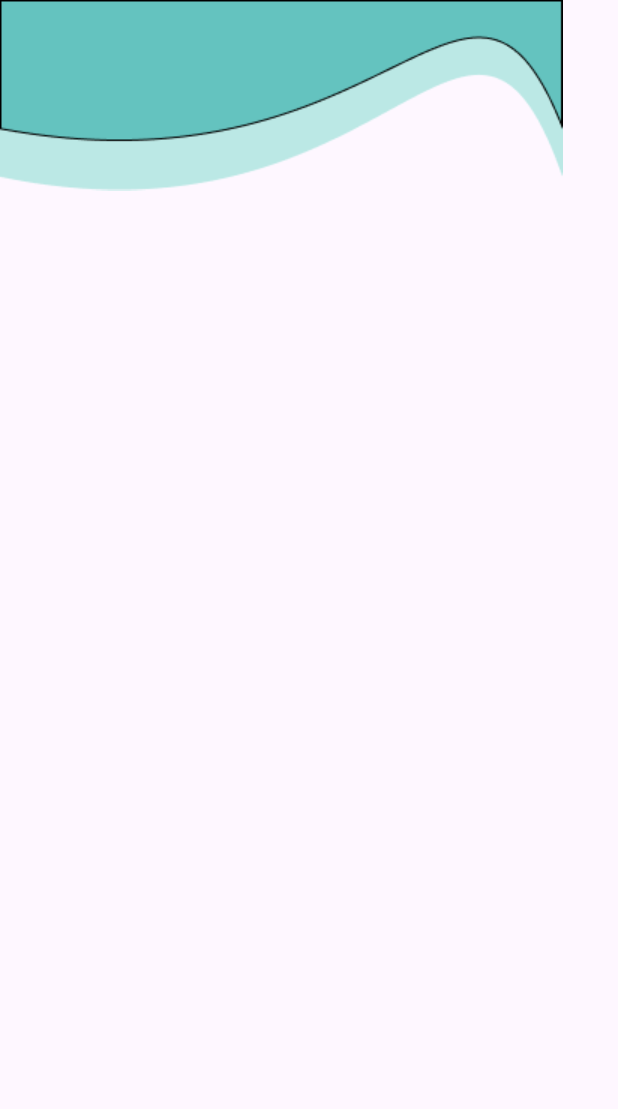
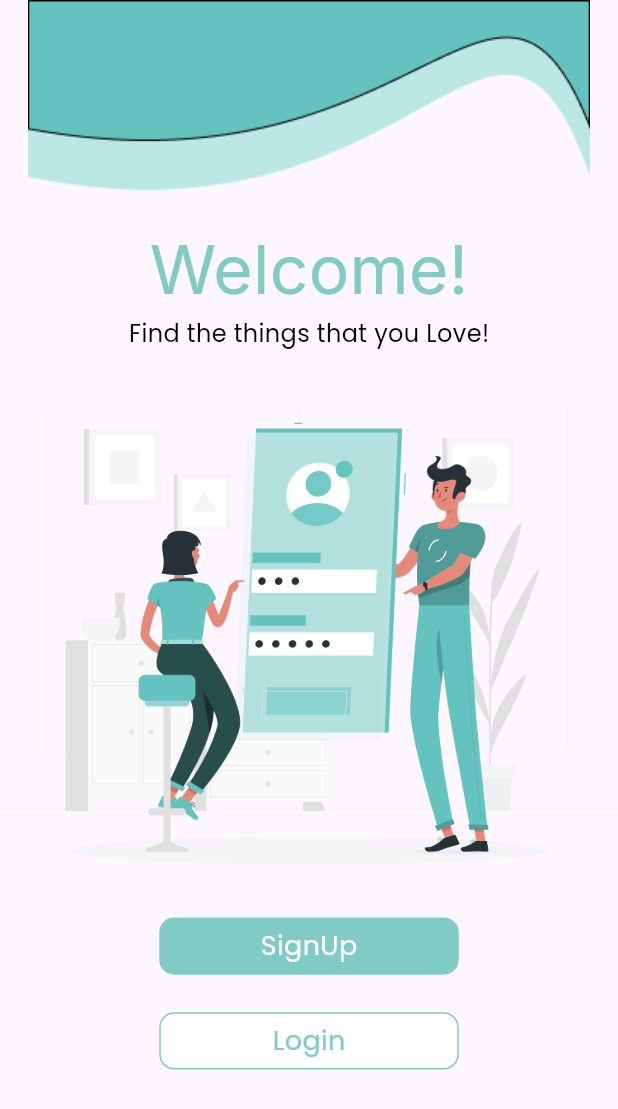
Before and after one commit to abdowqtube5-cmyk/Applacition-Devlopering, a Flutter app: the screen it shows after launch, on a phone screen of 412 x 824 dp. Shown: the top 1109 px of the screen. Run offline on Flutter 3.47's test engine with Material 3 defaults, Android fonts, the phone set to English and light mode, and no system bars; our stand-ins replace get, google_fonts.

Commit message:
welcome version

```diff
--- a/lib/screen/welcome_screen.dart
+++ b/lib/screen/welcome_screen.dart
@@ -1,4 +1,6 @@
 import 'package:flutter/material.dart';
+import 'package:google_fonts/google_fonts.dart';
+import 'package:na/widget/button.dart';
 
 class WelcomeScreen extends StatelessWidget {
   const WelcomeScreen({super.key});
@@ -9,6 +11,19 @@ class WelcomeScreen extends StatelessWidget {
       body: Column(
         children: [
           Image.asset("assets/images/1.png"),
+          SizedBox(height: 20,),
+          Text("Welcome!",style:GoogleFonts.inter(textStyle:
+          TextStyle(fontSize: 45, color: Colors.teal[200]),) ,),
+
+          Text("Find the things that you Love!",style:GoogleFonts.poppins(textStyle:
+          TextStyle(fontSize: 16, color: Colors.black),) ,),
+          SizedBox(height: 35,),
+          Image.asset("assets/images/2.png"),
+          SizedBox(height: 35,),
+          Button(text: "SignUp",color: Colors.teal[200],colorfont: Colors.white,),
+          SizedBox(height: 25,),
+          Button(text: "Login",color: Colors.white,colorfont: Colors.teal[200],),
+
         ],
       ),
     );
--- /dev/null
+++ b/lib/widget/button.dart
@@ -0,0 +1,33 @@
+import 'package:flutter/material.dart';
+import 'package:google_fonts/google_fonts.dart';
+
+class Button extends StatelessWidget {
+  final String text;
+  final Color? color;
+  final Color? colorfont;
+  const Button({
+    super.key,
+    required this.text,
+    this.color,
+    this.colorfont
+    });
+
+  @override
+  Widget build(BuildContext context) {
+    return Container(
+      width: 199.63,
+      height: 38.21,
+      decoration: BoxDecoration(
+        color: color ??   Colors.white,
+        borderRadius: BorderRadius.circular(10),
+        border: Border.all(
+          color: const Color.fromARGB(255, 128, 203, 196),
+        )
+      ),
+      child: Center(child: Text(text,
+      style: GoogleFonts.poppins(
+        textStyle: TextStyle(fontSize: 18, color: colorfont),
+      ),),),
+    );
+  }
+}
--- a/pubspec.yaml
+++ b/pubspec.yaml
@@ -35,6 +35,7 @@ dependencies:
   # Use with the CupertinoIcons class for iOS style icons.
   cupertino_icons: ^1.0.8
   get: ^4.7.3
+  google_fonts: ^6.3.3
 
 dev_dependencies:
   flutter_test:
@@ -61,6 +62,7 @@ flutter:
   # To add assets to your application, add an assets section, like this:
   assets:
     - assets/images/1.png
+    - assets/images/2.png
 
   # An image asset can refer to one or more resolution-specific "variants", see
   # https://flutter.dev/to/resolution-aware-images
```
Also changed, not shown: assets/images/2.png (added), pubspec.lock, 1 other file.
